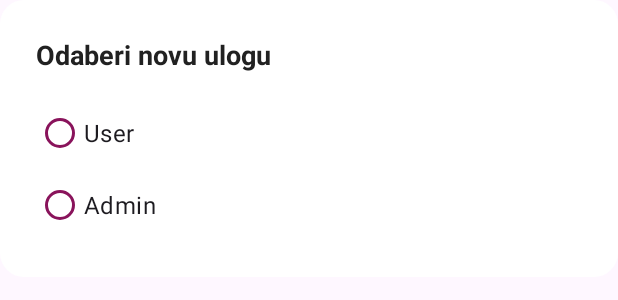
After one commit to LekoIvana/PAMU, an Android app: the layout dialog_change_role.xml on its own in the app's theme, with its tools: preview values and no code run, on a phone screen of 412 x 824 dp. The commit adds this screen. Shown: the top 300 px of the screen. Run offline under Robolectric (Android 15) with nearby library versions, the phone set to English and light mode, and no system bars.

Commit message:
Uređivanje

```diff
--- /dev/null
+++ b/app/src/main/res/drawable/dialog_background.xml
@@ -0,0 +1,6 @@
+<?xml version="1.0" encoding="utf-8"?>
+<shape xmlns:android="http://schemas.android.com/apk/res/android"
+    android:shape="rectangle">
+    <solid android:color="#FFFFFF" />
+    <corners android:radius="16dp" />
+</shape>
--- /dev/null
+++ b/app/src/main/res/layout/dialog_change_role.xml
@@ -0,0 +1,41 @@
+<?xml version="1.0" encoding="utf-8"?>
+<LinearLayout xmlns:android="http://schemas.android.com/apk/res/android"
+    xmlns:app="http://schemas.android.com/apk/res-auto"
+    android:orientation="vertical"
+    android:padding="24dp"
+    android:layout_width="match_parent"
+    android:layout_height="wrap_content"
+    android:background="@drawable/dialog_background">
+
+    <TextView
+        android:id="@+id/changeRoleTitle"
+        android:layout_width="match_parent"
+        android:layout_height="wrap_content"
+        android:text="Odaberi novu ulogu"
+        android:textSize="18sp"
+        android:textStyle="bold"
+        android:textColor="#212121"
+        android:paddingBottom="16dp" />
+
+    <RadioGroup
+        android:id="@+id/roleRadioGroup"
+        android:layout_width="match_parent"
+        android:layout_height="wrap_content">
+
+        <RadioButton
+            android:id="@+id/radioUser"
+            android:layout_width="wrap_content"
+            android:layout_height="wrap_content"
+            android:text="User"
+            android:textSize="16sp"
+            app:buttonTint="@color/primary" />
+
+        <RadioButton
+            android:id="@+id/radioAdmin"
+            android:layout_width="wrap_content"
+            android:layout_height="wrap_content"
+            android:text="Admin"
+            android:textSize="16sp"
+            app:buttonTint="@color/primary" />
+    </RadioGroup>
+</LinearLayout>
--- a/app/src/main/res/menu/nav_menu.xml
+++ b/app/src/main/res/menu/nav_menu.xml
@@ -34,7 +34,7 @@
     <item
         android:id="@+id/nav_admin_panel"
         android:title="Admin panel"
-        android:icon="@drawable/ic_settings" />
+        android:icon="@drawable/ic_admin_panel" />
 
 
     <!-- Zajedničke -->
--- a/app/src/main/res/values/colors.xml
+++ b/app/src/main/res/values/colors.xml
@@ -2,4 +2,5 @@
 <resources>
     <color name="black">#FF000000</color>
     <color name="white">#FFFFFFFF</color>
+    <color name="primary">#89135b</color>
 </resources>
```
Also changed, not shown: app/src/main/java/ba/sum/fpmoz/pamu/ServiceAdapter.kt (+29 -12 lines), app/src/main/java/ba/sum/fpmoz/pamu/UsersFragment.kt (+31 -9 lines), app/src/main/res/drawable/ic_admin_panel.xml (added, +13 -0 lines), app/src/main/res/layout/activity_add_service.xml (+22 -0 lines), app/src/main/res/layout/activity_admin_panel.xml (+5 -5 lines), app/src/main/res/layout/dialog_service_options.xml (added, +37 -0 lines), app/src/main/res/layout/fragment_services.xml (+0 -9 lines), app/src/main/res/layout/item_service.xml (+5 -4 lines), app/src/main/res/layout/item_user.xml (+12 -6 lines), app/build.gradle.kts (line endings or trailing spaces), app/src/main/java/ba/sum/fpmoz/pamu/AddServiceActivity.kt (line endings or trailing spaces), app/src/main/java/ba/sum/fpmoz/pamu/ServicesFragment.kt (line endings or trailing spaces), gradle/libs.versions.toml (line endings or trailing spaces).
